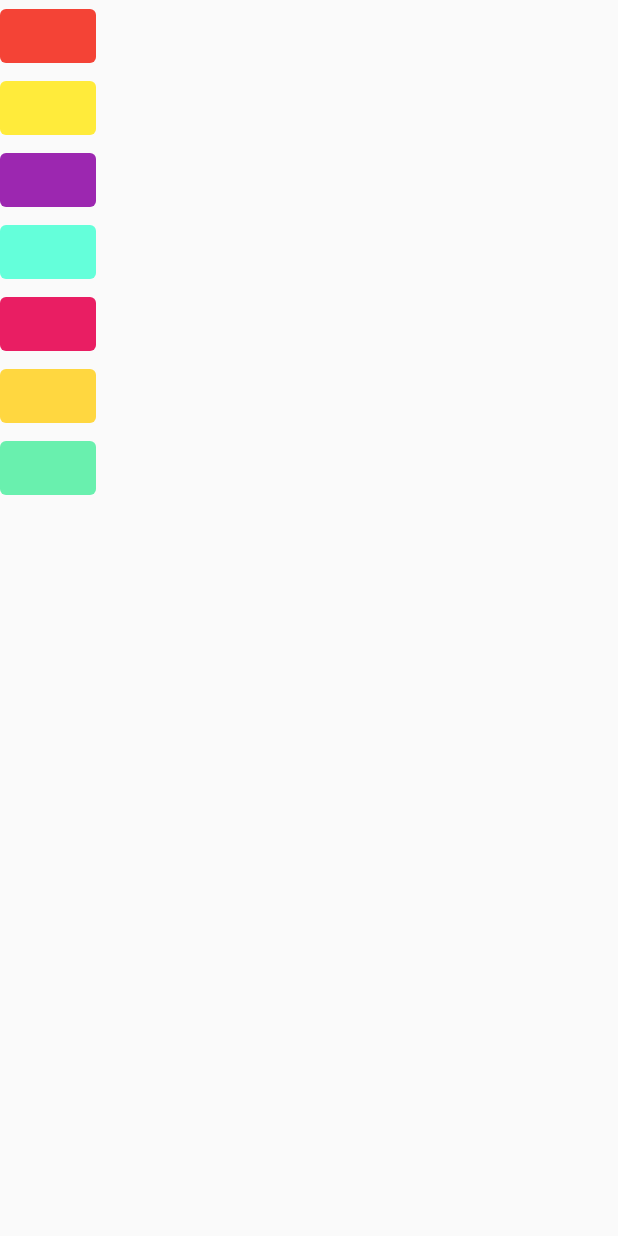
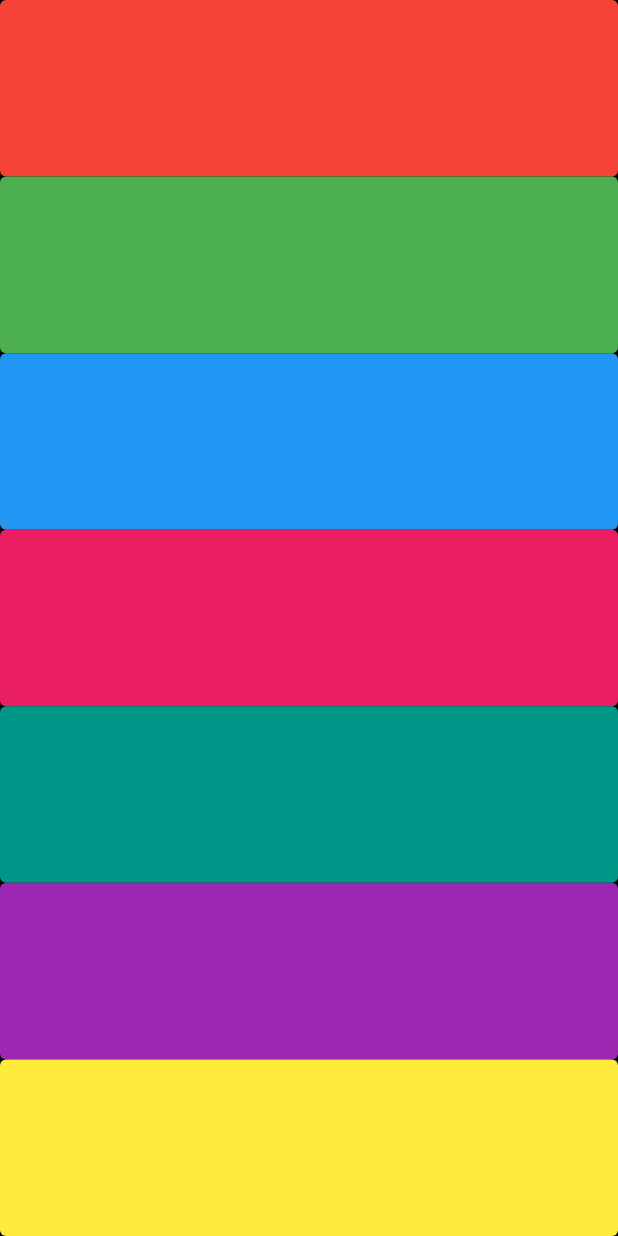
Before and after one commit to pekomon/Flutter-Apps, a Flutter app: the screen it shows after launch, on a phone screen of 412 x 824 dp. Run offline on Flutter 3.47's test engine with Material 2 defaults, Android fonts, the phone set to English and light mode, and no system bars; our stand-ins replace audioplayers.

Commit message:
Fill whole screen

```diff
--- a/xylophone/lib/main.dart
+++ b/xylophone/lib/main.dart
@@ -13,7 +13,15 @@ class XylophoneApp extends StatelessWidget {
   // This widget is the root of your application.
   @override
   Widget build(BuildContext context) {
-    //final audioPlayer = AudioPlayer(playerId: 'my_unique_playerId');
+    List buttonColors = [
+      Colors.red,
+      Colors.green,
+      Colors.blue,
+      Colors.pink,
+      Colors.teal,
+      Colors.purple,
+      Colors.yellow,
+    ];
     return MaterialApp(
       title: 'Xylophone',
       theme: ThemeData(
@@ -29,80 +37,31 @@ class XylophoneApp extends StatelessWidget {
         primarySwatch: Colors.blue,
       ),
       home: Scaffold(
+        backgroundColor: Colors.black,
         body: SafeArea(
-          child: Container(
-            child: Column(
-              children: [
-                TextButton(
-                  onPressed: () {
-                    playSound(1);
-                  },
-                  style: ButtonStyle(
-                      backgroundColor: MaterialStateProperty.all(Colors.red)),
-                  child: const Text(''),
-                ),
-                TextButton(
-                  onPressed: () {
-                    playSound(2);
-                  },
-                  style: ButtonStyle(
-                      backgroundColor:
-                          MaterialStateProperty.all(Colors.yellow)),
-                  child: const Text(''),
-                ),
-                TextButton(
-                  onPressed: () {
-                    playSound(3);
-                  },
-                  style: ButtonStyle(
-                      backgroundColor:
-                          MaterialStateProperty.all(Colors.purple)),
-                  child: const Text(''),
-                ),
-                TextButton(
-                  onPressed: () {
-                    playSound(4);
-                  },
-                  style: ButtonStyle(
-                      backgroundColor:
-                          MaterialStateProperty.all(Colors.tealAccent)),
-                  child: const Text(''),
-                ),
-                TextButton(
-                  onPressed: () {
-                    playSound(5);
-                  },
-                  style: ButtonStyle(
-                      backgroundColor: MaterialStateProperty.all(Colors.pink)),
-                  child: const Text(''),
-                ),
-                TextButton(
-                  onPressed: () {
-                    playSound(6);
-                  },
-                  style: ButtonStyle(
-                      backgroundColor:
-                          MaterialStateProperty.all(Colors.amberAccent)),
-                  child: const Text(''),
-                ),
-                TextButton(
-                  onPressed: () {
-                    playSound(7);
-                  },
-                  style: ButtonStyle(
-                      backgroundColor:
-                          MaterialStateProperty.all(Colors.greenAccent)),
-                  child: const Text(''),
-                ),
-              ],
-            ),
+          child: Column(
+            crossAxisAlignment: CrossAxisAlignment.stretch,
+            children: [
+              for (var i = 0; i < buttonColors.length; i++)
+                createSoundButton(i + 1, buttonColors[i])
+            ],
           ),
         ),
       ),
     );
   }
 
-  void playSound(int soundNumber) {
-    player.play('note$soundNumber.wav');
+  Widget createSoundButton(int soundNumber, Color color) {
+    return Expanded(
+      child: TextButton(
+        onPressed: () {
+          playSound(soundNumber);
+        },
+        style: ButtonStyle(backgroundColor: MaterialStateProperty.all(color)),
+        child: const Text(''),
+      ),
+    );
   }
+
+  void playSound(int soundNumber) => player.play('note$soundNumber.wav');
 }
```
